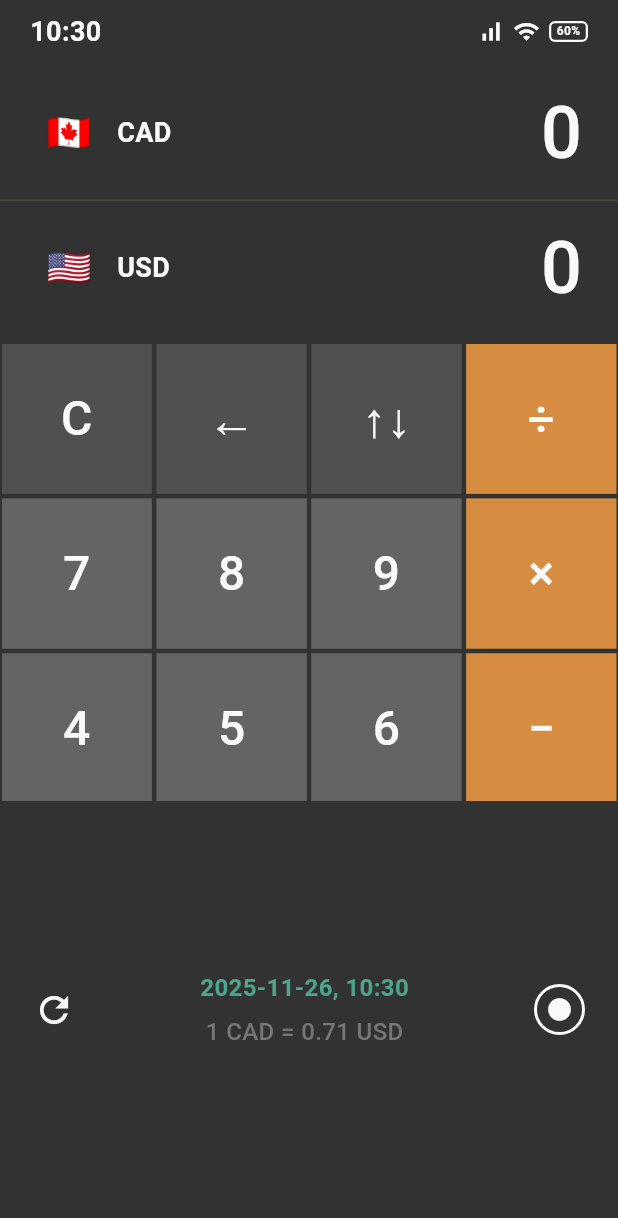
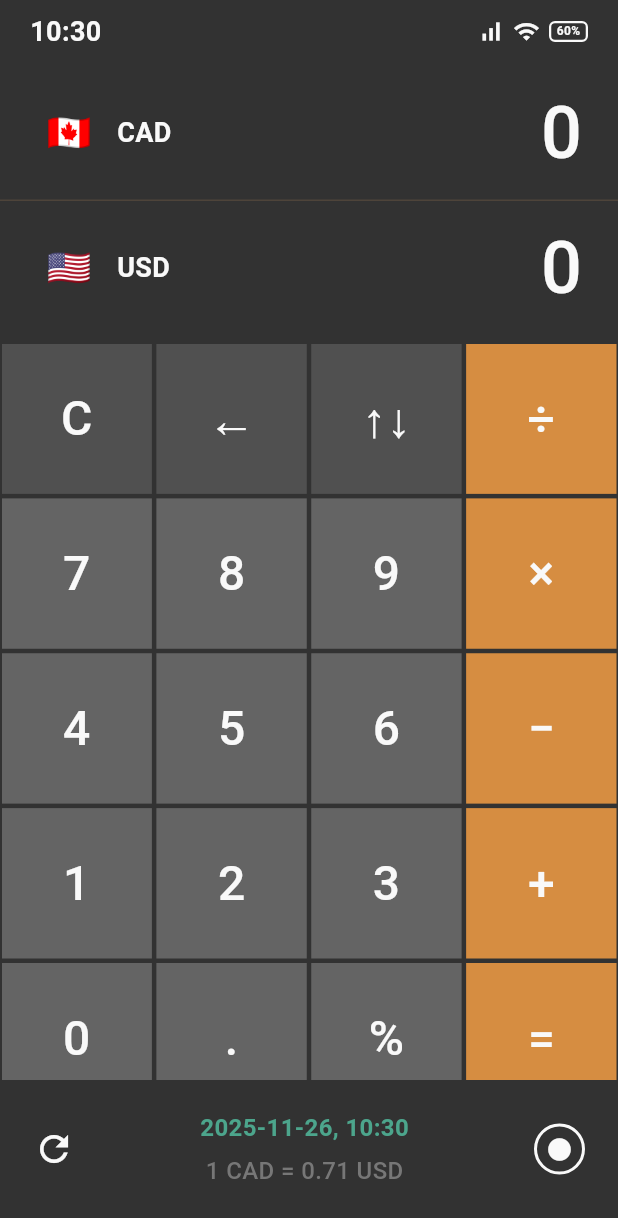
Before and after one commit to uzorgame/CurrencyConverter-Web, a Flutter app: the screen it shows after launch, on a phone screen of 412 x 824 dp. Shown: the top 1218 px of the screen. Run offline on Flutter 3.47's test engine with Material 3 defaults, Android fonts, the phone set to English and light mode, and no system bars; Roboto replaces fonts that are missing (SF Pro Display).

Commit message:
Make rate panel responsive to safe area

```diff
--- a/lib/main.dart
+++ b/lib/main.dart
@@ -44,9 +44,12 @@ class CurrencyConverterScreen extends StatelessWidget {
             const _CurrencyRow(code: 'USD', flag: '🇺🇸'),
             const SizedBox(height: 16),
             const Expanded(child: _Keypad()),
-            _RatePanel(
-              dateTimeText: formattedDateTime,
-              rateText: '1 CAD = 0.71 USD',
+            SafeArea(
+              bottom: true,
+              child: _RatePanel(
+                dateTimeText: formattedDateTime,
+                rateText: '1 CAD = 0.71 USD',
+              ),
             ),
           ],
         ),
@@ -251,7 +254,6 @@ class _RatePanel extends StatelessWidget {
   Widget build(BuildContext context) {
     return Container(
       width: double.infinity,
-      height: 290,
       color: _AppColors.bgMain,
       padding: const EdgeInsets.fromLTRB(22, 20, 22, 32),
       child: Row(
```
